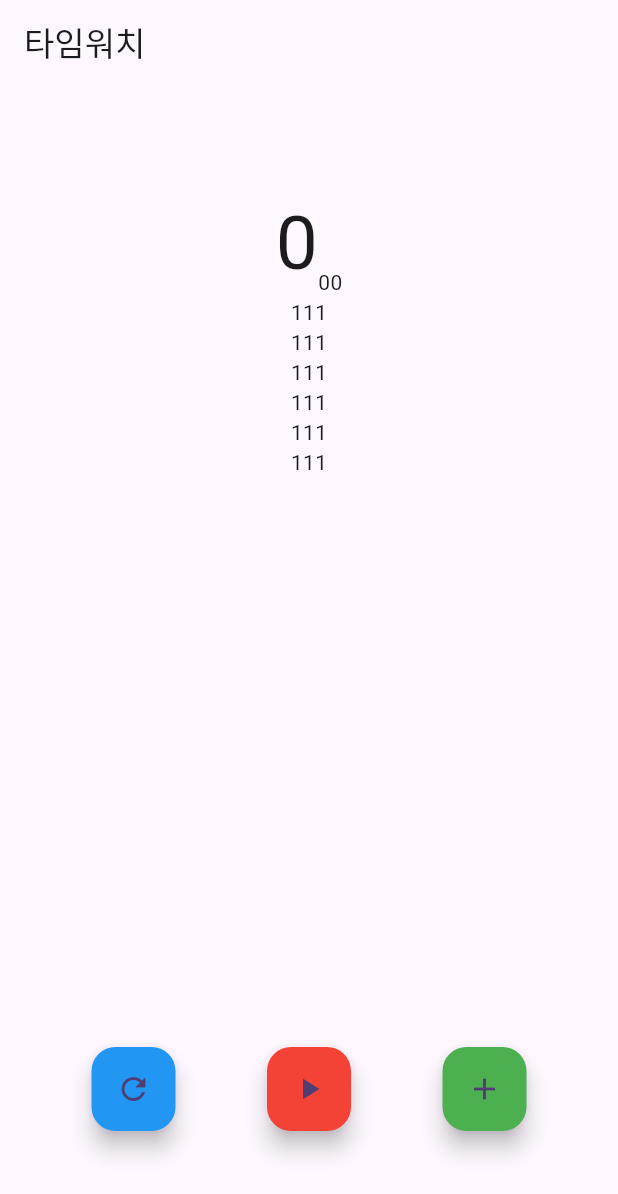
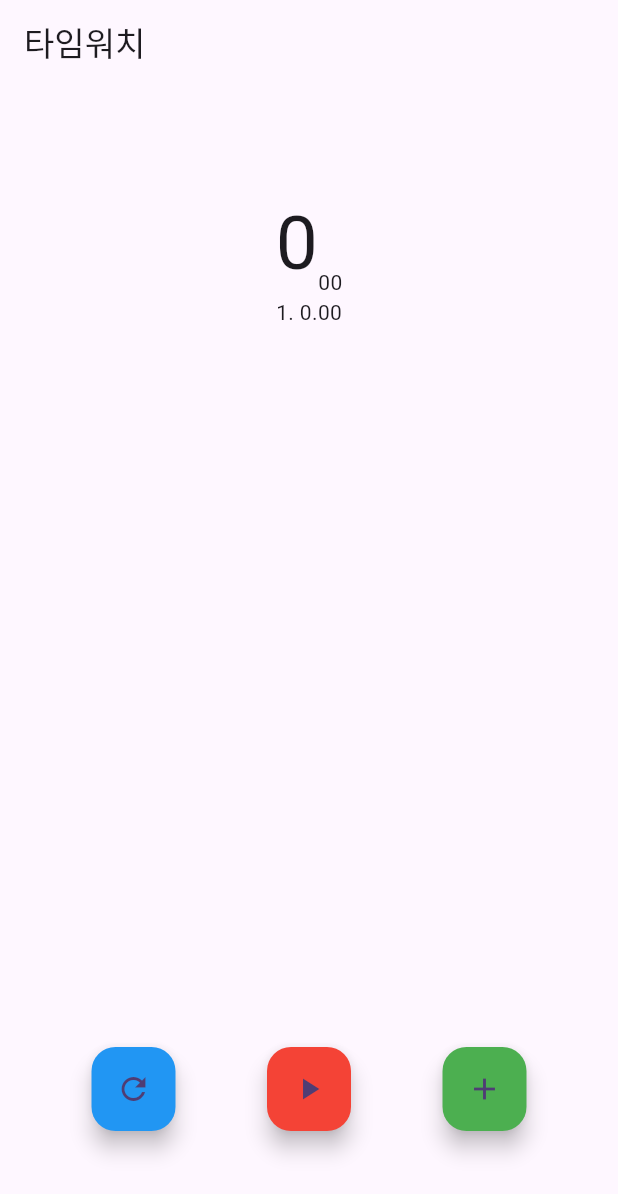
Before and after one commit to kimlg2/timewatch_flutter, a Flutter app: the screen it shows after launch, after a tap on the "add" icon, on a phone screen of 412 x 824 dp. Shown: the top 1194 px of the screen. Run offline on Flutter 3.47's test engine with Material 3 defaults, Android fonts, the phone set to English and light mode, and no system bars.

Commit message:
타임워치 기능 구현 완료

```diff
--- a/lib/timewatch_screen.dart
+++ b/lib/timewatch_screen.dart
@@ -48,6 +48,9 @@ class _TimewatchScreenState extends State<TimewatchScreen> {
     _lapTimes.clear();
     _time = 0;
   }
+  void _recordLapTime(String time) {
+    _lapTimes.insert(0, '${_lapTimes.length + 1}. $time');
+  }
   @override
   Widget build(BuildContext context) {
     int sec = _time ~/ 100;
@@ -76,14 +79,8 @@ class _TimewatchScreenState extends State<TimewatchScreen> {
             width: 100,
             height: 200,
             child: ListView(
-              children: [
-                Center(child: Text('111')),
-                Center(child: Text('111')),
-                Center(child: Text('111')),
-                Center(child: Text('111')),
-                Center(child: Text('111')),
-                Center(child: Text('111')),
-              ],
+              children: _lapTimes.map((time) =>
+                  Center(child: Text(time))).toList(),
             ),
           ),
           const Spacer(),
@@ -113,7 +110,11 @@ class _TimewatchScreenState extends State<TimewatchScreen> {
               ),
               FloatingActionButton(
                 backgroundColor: Colors.green,
-                onPressed: () {},
+                onPressed: () {
+                  setState(() {
+                    _recordLapTime('$sec.$hundredth');
+                  });
+                },
                 child: Icon(Icons.add),
               ),
             ],
```
